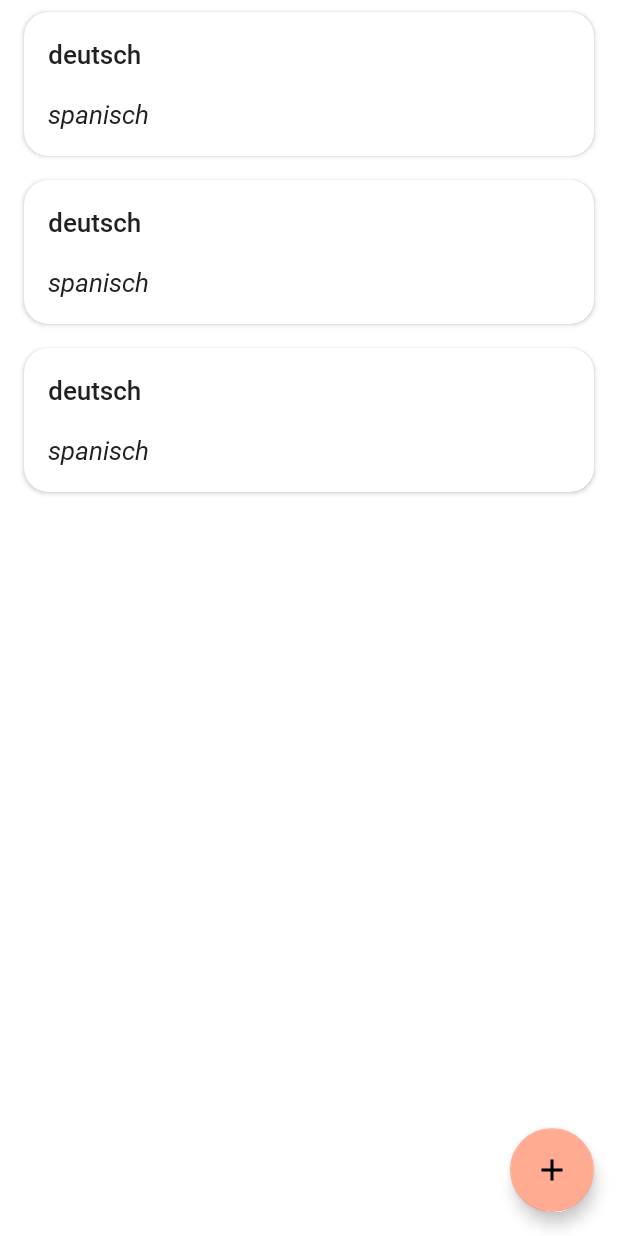
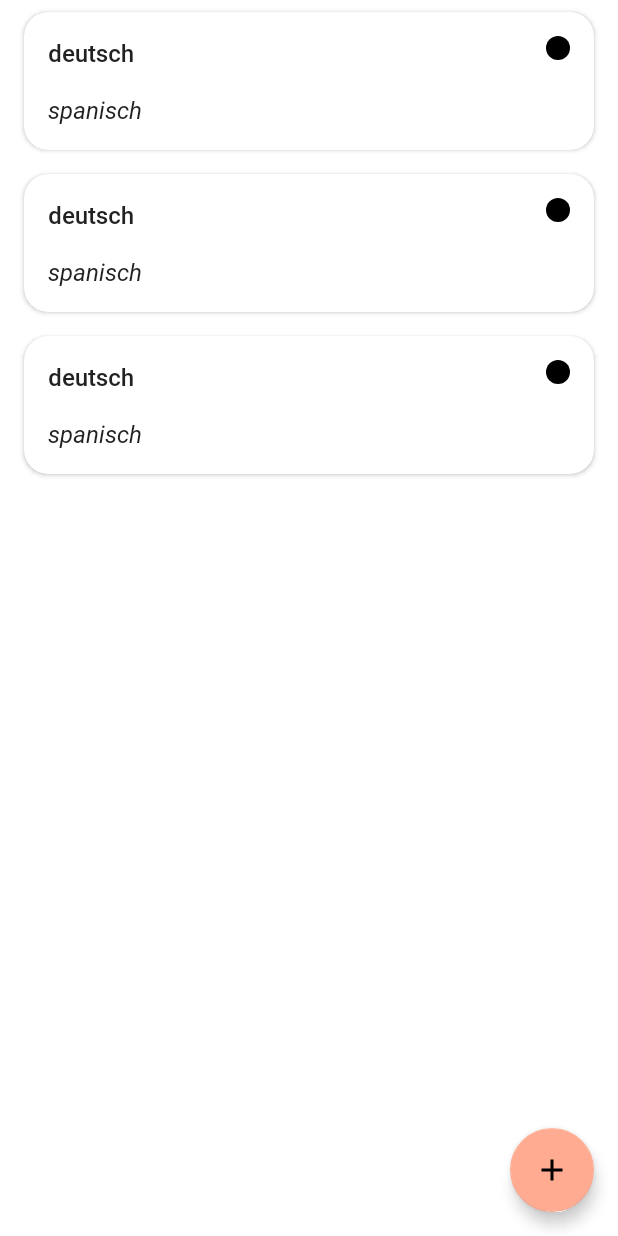
Before and after one commit to mteerie/Vocabulario, an Android app: the layout fragment_list.xml on its own in the app's theme, with its tools: preview values and no code run, on a phone screen of 412 x 824 dp. Run offline under Robolectric (Android 15) with nearby library versions, the phone set to English and light mode, and no system bars.

Commit message:
implement Jetpack DataStore preferences manager to keep (for now) the user-selected list sort option persistent, adjust functionality of ListViewModel to get instance of DataStore preferences, respect list sort option selected by user when calling getAllEntries function in ListViewModel, adjust sort option list so that each option has a radio button, set radio button selection to currently selected sort option in onCreateOptionsMenu of ListFragment, adjust animation speed, implement binding adapter for ImageView of each list item corresponding to its difficulty

```diff
--- a/app/build.gradle
+++ b/app/build.gradle
@@ -79,6 +79,8 @@ dependencies {
     implementation "androidx.hilt:hilt-lifecycle-viewmodel:$lifecycle_version"
     kapt "androidx.hilt:hilt-compiler:1.0.0-alpha02"
 
+    implementation "androidx.datastore:datastore-preferences:1.0.0-alpha05"
+
     testImplementation 'junit:junit:4.13.1'
     androidTestImplementation 'androidx.test.ext:junit:1.1.2'
     androidTestImplementation 'androidx.test.espresso:espresso-core:3.3.0'
--- a/app/src/main/java/com/inf3005/android/vocabulario/data/VocabularyDao.kt
+++ b/app/src/main/java/com/inf3005/android/vocabulario/data/VocabularyDao.kt
@@ -1,7 +1,7 @@
 package com.inf3005.android.vocabulario.data
 
 import androidx.room.*
-import com.inf3005.android.vocabulario.list.SortBy
+import com.inf3005.android.vocabulario.utilities.SortBy
 import kotlinx.coroutines.flow.Flow
 
 @Dao
--- a/app/src/main/res/anim/slide_in_bottom.xml
+++ b/app/src/main/res/anim/slide_in_bottom.xml
@@ -2,7 +2,7 @@
 <set xmlns:android="http://schemas.android.com/apk/res/android">
 
     <translate
-        android:duration="300"
+        android:duration="400"
         android:fromXDelta="0%"
         android:fromYDelta="100%"
         android:toXDelta="0%"
--- a/app/src/main/res/anim/slide_in_left.xml
+++ b/app/src/main/res/anim/slide_in_left.xml
@@ -2,7 +2,7 @@
 <set xmlns:android="http://schemas.android.com/apk/res/android">
 
     <translate
-        android:duration="300"
+        android:duration="400"
         android:fromXDelta="-100%"
         android:fromYDelta="0%"
         android:toXDelta="0%"
--- a/app/src/main/res/anim/slide_in_right.xml
+++ b/app/src/main/res/anim/slide_in_right.xml
@@ -2,7 +2,7 @@
 <set xmlns:android="http://schemas.android.com/apk/res/android">
 
     <translate
-        android:duration="300"
+        android:duration="400"
         android:fromXDelta="100%"
         android:fromYDelta="0%"
         android:toXDelta="0%"
--- a/app/src/main/res/anim/slide_in_top.xml
+++ b/app/src/main/res/anim/slide_in_top.xml
@@ -2,7 +2,7 @@
 <set xmlns:android="http://schemas.android.com/apk/res/android">
 
     <translate
-        android:duration="300"
+        android:duration="400"
         android:fromXDelta="0%"
         android:fromYDelta="-100%"
         android:toXDelta="0%"
--- a/app/src/main/res/anim/slide_out_left.xml
+++ b/app/src/main/res/anim/slide_out_left.xml
@@ -2,7 +2,7 @@
 <set xmlns:android="http://schemas.android.com/apk/res/android">
 
     <translate
-        android:duration="300"
+        android:duration="400"
         android:fromXDelta="0%"
         android:fromYDelta="0%"
         android:toXDelta="-100%"
--- a/app/src/main/res/anim/slide_out_right.xml
+++ b/app/src/main/res/anim/slide_out_right.xml
@@ -2,7 +2,7 @@
 <set xmlns:android="http://schemas.android.com/apk/res/android">
 
     <translate
-        android:duration="300"
+        android:duration="400"
         android:fromXDelta="0%"
         android:fromYDelta="0%"
         android:toXDelta="100%"
--- /dev/null
+++ b/app/src/main/res/drawable/ic_circle.xml
@@ -0,0 +1,10 @@
+<?xml version="1.0" encoding="utf-8"?>
+<shape xmlns:android="http://schemas.android.com/apk/res/android"
+    android:shape="oval">
+
+    <solid android:color="@color/black" />
+
+    <size
+        android:width="24dp"
+        android:height="24dp" />
+</shape>
--- a/app/src/main/res/layout/fragment_list_item.xml
+++ b/app/src/main/res/layout/fragment_list_item.xml
@@ -39,7 +39,7 @@
                 android:fontFamily="@font/roboto_medium"
                 android:text="@string/list_item_deutsch"
                 android:textAppearance="?attr/textAppearanceListItem"
-                android:textSize="17sp"
+                android:textSize="16sp"
                 app:deText="@{vocabulary}"
                 app:layout_constraintStart_toStartOf="parent"
                 app:layout_constraintTop_toTopOf="parent" />
@@ -52,13 +52,22 @@
                 android:fontFamily="@font/roboto_italic"
                 android:text="@string/list_item_spanisch"
                 android:textAppearance="?attr/textAppearanceListItem"
-                android:textSize="17sp"
+                android:textSize="16sp"
                 app:layout_constraintBottom_toBottomOf="parent"
                 app:layout_constraintStart_toStartOf="parent"
                 app:layout_constraintTop_toBottomOf="@+id/entry_de"
                 app:spText="@{vocabulary}" />
 
+            <ImageView
+                android:id="@+id/difficulty_image"
+                android:layout_width="16dp"
+                android:layout_height="16dp"
+                android:contentDescription="@string/difficulty_color"
+                android:src="@drawable/ic_circle"
+                app:difficulty="@{vocabulary}"
+                app:layout_constraintEnd_toEndOf="parent"
+                app:layout_constraintTop_toTopOf="parent" />
+
         </androidx.constraintlayout.widget.ConstraintLayout>
-
     </com.google.android.material.card.MaterialCardView>
 </layout>
--- a/app/src/main/res/values/strings.xml
+++ b/app/src/main/res/values/strings.xml
@@ -41,4 +41,5 @@
     <string name="difficulty_intermediate">Fortgeschritten</string>
     <string name="difficulty_hard">Schwierig</string>
     <string name="list_deleted">Alle Einträge gelöscht.</string>
+    <string name="difficulty_color">Difficulty Color</string>
 </resources>
```
Also changed, not shown: app/src/main/java/com/inf3005/android/vocabulario/list/ListFragment.kt (+30 -4 lines), app/src/main/java/com/inf3005/android/vocabulario/list/ListViewModel.kt (+30 -14 lines), app/src/main/java/com/inf3005/android/vocabulario/utilities/DataStorePreferences.kt (added, +75 -0 lines), app/src/main/java/com/inf3005/android/vocabulario/utilities/Utilities.kt (+18 -0 lines), app/src/main/res/menu/action_bar_menu_list.xml (+5 -9 lines), app/src/main/res/menu/bottom_navigation_view.xml (deleted, +0 -13 lines), app/src/main/res/values/colors.xml (+4 -5 lines).
